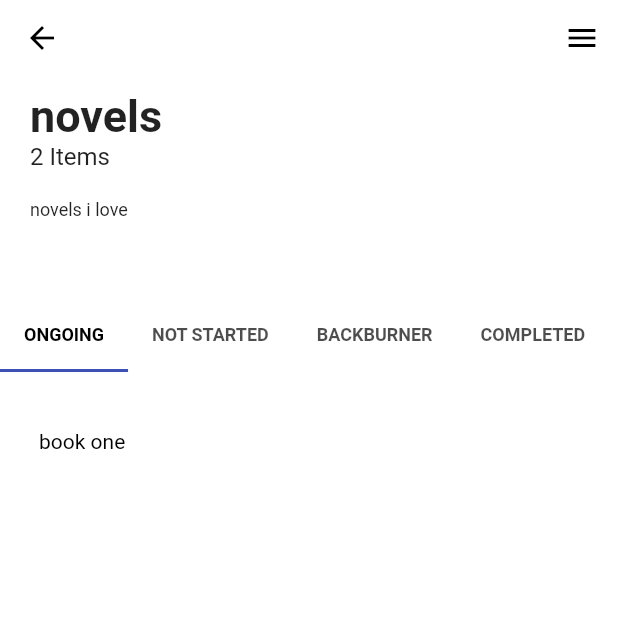
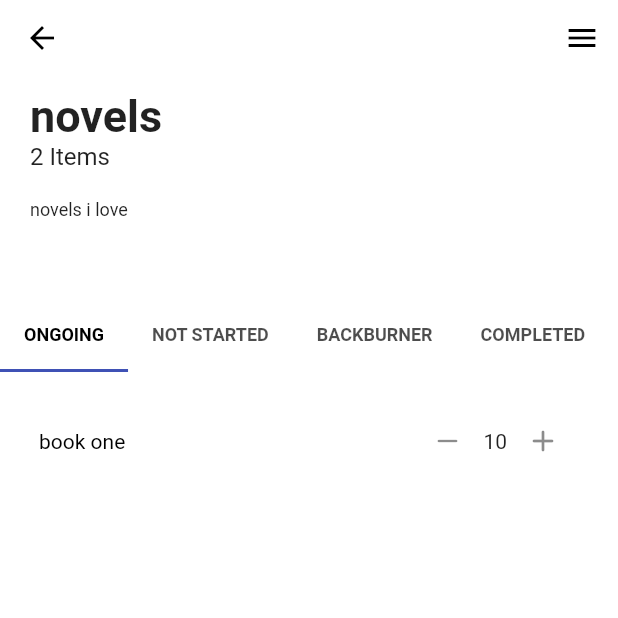
Before and after one commit to maiaij/listicle, a Flutter app: the SelectedList screen opened by its route, on a phone screen of 412 x 824 dp, the top half of it. Run offline on Flutter 3.47's test engine with Material 2 defaults, Android fonts, the phone set to English and light mode, and no system bars; our stand-ins replace cloud_firestore, firebase_auth, firebase_core; missing offline and left inert: horizontal_picker; accounts and stored records are empty.

Commit message:
basic list screen complete, basic item screen started

```diff
--- a/listicle/lib/main.dart
+++ b/listicle/lib/main.dart
@@ -9,6 +9,7 @@ import 'package:listicle/models/CustomUser.dart';
 import 'package:listicle/splash.dart';
 import 'package:listicle/screens/pages/homepage.dart';
 import 'package:listicle/screens/pages/selected_list_page.dart';
+import 'package:listicle/screens/pages/selected_item_page.dart';
 import 'package:listicle/screens/pages/new_list_dialogue.dart';
 import 'package:listicle/screens/pages/add_list_item.dart';
 import 'package:listicle/screens/pages/edit_list_title.dart';
@@ -41,6 +42,7 @@ class MyApp extends StatelessWidget {
           '/wrapper': (context) => Wrapper(),
           '/home': (context) => const Homepage(),
           '/selected_list': (context) => const SelectedList(),
+          '/selected_item': (context) => const SelectedItem(),
         },
         //initialRoute: '/home',
         onGenerateRoute: (RouteSettings settings){
--- a/listicle/lib/screens/pages/homepage.dart
+++ b/listicle/lib/screens/pages/homepage.dart
@@ -25,11 +25,11 @@ class _HomePageState extends State<Homepage> {
   @override
   void initState(){
     super.initState();
-    ListItem one = ListItem("book one", "novels", "Ongoing", 10, 7.3, false, "link", "so far so good");
+    ListItem one = ListItem("book one", "novels", "Ongoing", 10, 5.0, false, "link", "so far so good");
     ListItem two = ListItem("book two", "novels", "Not Started", 2, 0.0, false, "link", "just started");
-    ListItem three = ListItem("comic one", "comics", "Dropped", 53, 9.1, false, "link", "so far so good");
+    ListItem three = ListItem("comic one", "comics", "Dropped", 53, 3.9, false, "link", "so far so good");
     ListItem four = ListItem("comic two", "comics", "BackBurner", 27, 0.0, false, "link", "very cute");
-    ListItem five = ListItem("anime one", "anime", "Completed", 24, 8.0, false, "link", "spoopy");
+    ListItem five = ListItem("anime one", "anime", "Completed", 24, 4.0, false, "link", "spoopy");
 
     test1.add(one);
     test1.add(two);
--- a/listicle/lib/screens/pages/selected_list_page.dart
+++ b/listicle/lib/screens/pages/selected_list_page.dart
@@ -17,7 +17,6 @@ class SelectedList extends StatefulWidget {
 class _SelectedListState extends State<SelectedList> with SingleTickerProviderStateMixin{
   late TabController controller;
   List<List<ListItem>> tabs = [];
-  bool edited = false;
 
   @override
   void initState() {
@@ -27,6 +26,188 @@ class _SelectedListState extends State<SelectedList> with SingleTickerProviderSt
       vsync: this
     );
   }
+
+  //ADD DATE MODIFIED
+  Widget itemsListView(List<ListItem> tabItems){
+    return ListView.separated(
+      separatorBuilder: (BuildContext context, int index) => const Divider(),
+      itemCount: tabItems.length,
+      itemBuilder: (BuildContext context, int index){
+        return Container(
+          padding: const EdgeInsets.all(10.0),
+          child: ListTile(
+            title: Text(
+              tabItems[index].title,
+              style: const TextStyle(fontSize: 14, color: Colors.black),
+            ),
+
+            trailing: Row(
+              mainAxisSize: MainAxisSize.min,
+
+              children: <Widget>[
+                IconButton(
+                  icon: const Icon(Icons.horizontal_rule_rounded),
+                  iconSize: 20,
+                  onPressed: (){
+                    if(tabItems[index].progress > 0){
+                      setState(() {
+                        tabItems[index].progress --;
+                      });
+                    }
+                  }
+                ),
+
+                Text(
+                  '${tabItems[index].progress}'
+                ),
+
+                IconButton(
+                  icon: const Icon(Icons.add_rounded),
+                  onPressed: (){
+                    setState(() {
+                      tabItems[index].progress ++;
+                    });
+                  }
+                ),
+
+              ],
+            ),
+
+            /**
+             * to add a border to the counter
+            Container(
+              decoration: BoxDecoration(
+                border: Border.all(color: Color.fromARGB(255, 228, 228, 228)),
+                borderRadius: BorderRadius.circular(10),
+                shape: BoxShape.rectangle,
+              ),
+              child:
+            ),
+            */
+
+
+            //subtitle: Text(font 12), DATE MODIFIED
+
+            onTap: (){
+              globals.itemIndex = index;
+              globals.activeTabItems = tabItems;
+              Navigator.pushNamed(context, '/selected_item');
+            },
+          ),
+        );
+      },
+    );
+  }
+
+  final Widget _drawerHeader = SizedBox(
+    height: 60,
+    child: DrawerHeader(
+      child: const Text("Edit Options", style: TextStyle(fontSize: 14, fontWeight: FontWeight.bold, color: Colors.white),),
+      decoration: BoxDecoration(
+        color: Colors.indigo[400]
+      ),
+    )
+  );
+
+  Widget makeHeaderTop(){
+    return Container(
+      alignment: AlignmentDirectional.topStart,
+      height: 150,
+      padding: const EdgeInsets.only(left: 20, right: 20, top: 10, bottom: 10),//const EdgeInsets.all(20.0),
+      child: Text.rich(
+        TextSpan(
+
+          children: <TextSpan>[
+            TextSpan(
+              text: globals.testLists[globals.selectedIndex].title,
+              style: const TextStyle(fontSize: 30, fontWeight: FontWeight.bold)
+            ),
+
+            TextSpan(
+              text: '\n${globals.testLists[globals.selectedIndex].listLen} Items\n\n',
+              style: const TextStyle(fontSize: 16)
+            ),
+
+            TextSpan(
+              text: globals.testLists[globals.selectedIndex].description,
+              style: const TextStyle(fontSize: 12)
+            ),
+          ]
+        ),
+      ),
+    );
+  }
+
+  Widget makeCustomHeader(TabController controller){
+    return SliverPersistentHeader(
+      pinned: true,
+      delegate: CustomHeader(
+        top: makeHeaderTop(),
+        bottom: TabBar(
+          controller: controller,
+          isScrollable: true,
+          labelStyle: const TextStyle(fontSize: 12, fontWeight: FontWeight.bold),
+          labelColor: Colors.black,
+          tabs: const <Tab>[
+            Tab(text: 'ONGOING'),
+            Tab(text: 'NOT STARTED'),
+            Tab(text: 'BACKBURNER'),
+            Tab(text: 'COMPLETED'),
+            Tab(text: 'DROPPED'),
+          ]
+        )
+      ),
+    );
+  }
+
+  List<List<ListItem>> makeTabLists(List<ListItem> items){
+    List<ListItem> bitems1 = [], bitems2 = [], bitems3 = [], bitems4 = [], bitems5 = [];
+    List<List<ListItem>> result = [bitems1, bitems2, bitems3, bitems4, bitems5];
+    for(int i = 0; i < items.length; i++){
+      if(items[i].status == "Ongoing"){
+        result[0].add(items[i]);
+      }
+      else if(items[i].status == "Not Started"){
+        result[1].add(items[i]);
+      }
+      else if(items[i].status == "BackBurner"){
+        result[2].add(items[i]);
+      }
+      else if(items[i].status == "Completed"){
+        result[3].add(items[i]);
+      }
+      else if(items[i].status == "Dropped"){
+        result[4].add(items[i]);
+      }
+    }
+    return result;
+  }
+
+  Widget makeItemView(BuildContext context, TabController controller, List<List<ListItem>> tabs){
+    return SliverFillRemaining(
+      child: Container(
+        color: Colors.white,
+        height: MediaQuery.of(context).size.height,
+        child: TabBarView(
+          controller: controller,
+          children: [
+            //${globals.testLists[globals.selectedIndex].title}
+            (tabs[0].isNotEmpty)? (itemsListView(tabs[0])) : (const Center(child: Text("No ongoing items"))),
+            (tabs[1].isNotEmpty)? (itemsListView(tabs[1])) : (const Center(child: Text("No unstarted items"))),
+            (tabs[2].isNotEmpty)? (itemsListView(tabs[2])) : (const Center(child: Text("No backburner items"))),
+            (tabs[3].isNotEmpty)? (itemsListView(tabs[3])) : (const Center(child: Text("No completed items"))),
+            (tabs[4].isNotEmpty)? (itemsListView(tabs[4])) : (const Center(child: Text("No dropped items"))),
+
+            //itemsListView(tabs[1]),
+            //itemsListView(tabs[2]),
+            //itemsListView(tabs[3]),
+            //itemsListView(tabs[4]),
+          ]
+        ),
+      ),
+    );
+  }
+
 
   @override
   Widget build(BuildContext context) {
@@ -49,6 +230,8 @@ class _SelectedListState extends State<SelectedList> with SingleTickerProviderSt
 
               const Divider(
                 thickness: 2,
+                indent: 15,
+                endIndent: 15,
               ),
 
               ListTile(
@@ -157,141 +340,6 @@ class _SelectedListState extends State<SelectedList> with SingleTickerProviderSt
 }
 
 
-Widget _drawerHeader = SizedBox(
-  height: 60,
-  child: DrawerHeader(
-    child: const Text("Edit Options", style: TextStyle(fontSize: 14, fontWeight: FontWeight.bold, color: Colors.white),),
-    decoration: BoxDecoration(
-      color: Colors.indigo[400]
-    ),
-  )
-);
-
-Widget makeHeaderTop(){
-  return Container(
-    alignment: AlignmentDirectional.topStart,
-    height: 150,
-    padding: const EdgeInsets.only(left: 20, right: 20, top: 10, bottom: 10),//const EdgeInsets.all(20.0),
-    child: Text.rich(
-      TextSpan(
-
-        children: <TextSpan>[
-          TextSpan(
-            text: globals.testLists[globals.selectedIndex].title,
-            style: const TextStyle(fontSize: 30, fontWeight: FontWeight.bold)
-          ),
-
-          TextSpan(
-            text: '\n${globals.testLists[globals.selectedIndex].listLen} Items\n\n',
-            style: const TextStyle(fontSize: 16)
-          ),
-
-          TextSpan(
-            text: globals.testLists[globals.selectedIndex].description,
-            style: const TextStyle(fontSize: 12)
-          ),
-        ]
-      ),
-    ),
-  );
-}
-
-Widget makeCustomHeader(TabController controller){
-  return SliverPersistentHeader(
-    pinned: true,
-    delegate: CustomHeader(
-      top: makeHeaderTop(),
-      bottom: TabBar(
-        controller: controller,
-        isScrollable: true,
-        labelStyle: const TextStyle(fontSize: 12, fontWeight: FontWeight.bold),
-        labelColor: Colors.black,
-        tabs: const <Tab>[
-          Tab(text: 'ONGOING'),
-          Tab(text: 'NOT STARTED'),
-          Tab(text: 'BACKBURNER'),
-          Tab(text: 'COMPLETED'),
-          Tab(text: 'DROPPED'),
-        ]
-      )
-    ),
-  );
-}
-
-List<List<ListItem>> makeTabLists(List<ListItem> items){
-  List<ListItem> bitems1 = [], bitems2 = [], bitems3 = [], bitems4 = [], bitems5 = [];
-  List<List<ListItem>> result = [bitems1, bitems2, bitems3, bitems4, bitems5];
-  for(int i = 0; i < items.length; i++){
-    if(items[i].status == "Ongoing"){
-      result[0].add(items[i]);
-    }
-    else if(items[i].status == "Not Started"){
-      result[1].add(items[i]);
-    }
-    else if(items[i].status == "BackBurner"){
-      result[2].add(items[i]);
-    }
-    else if(items[i].status == "Completed"){
-      result[3].add(items[i]);
-    }
-    else if(items[i].status == "Dropped"){
-      result[4].add(items[i]);
-    }
-  }
-  return result;
-}
-
-//ADD DATE MODIFIED
-Widget itemsListView(List<ListItem> tabItems){
-  return ListView.separated(
-    separatorBuilder: (BuildContext context, int index) => const Divider(),
-    itemCount: tabItems.length,
-    itemBuilder: (BuildContext context, int index){
-      return Container(
-        padding: const EdgeInsets.all(10.0),
-        child: ListTile(
-          title: Text(
-            tabItems[index].title,
-            style: const TextStyle(fontSize: 14, color: Colors.black),
-          ),
-
-          //subtitle: Text(font 12), DATE MODIFIED
-
-          onTap: (){
-            globals.itemIndex = index;
-            globals.activeTabItems = tabItems;
-            //Navigator.pushNamed(context, '/selected_list');
-          },
-        ),
-      );
-    },
-  );
-}
-
-Widget makeItemView(BuildContext context, TabController controller, List<List<ListItem>> tabs){
-  return SliverFillRemaining(
-    child: Container(
-      color: Colors.white,
-      height: MediaQuery.of(context).size.height,
-      child: TabBarView(
-        controller: controller,
-        children: [
-          //${globals.testLists[globals.selectedIndex].title}
-          (tabs[0].isNotEmpty)? (itemsListView(tabs[0])) : (const Center(child: Text("No ongoing items"))),
-          (tabs[1].isNotEmpty)? (itemsListView(tabs[1])) : (const Center(child: Text("No unstarted items"))),
-          (tabs[2].isNotEmpty)? (itemsListView(tabs[2])) : (const Center(child: Text("No backburner items"))),
-          (tabs[3].isNotEmpty)? (itemsListView(tabs[3])) : (const Center(child: Text("No completed items"))),
-          (tabs[4].isNotEmpty)? (itemsListView(tabs[4])) : (const Center(child: Text("No dropped items"))),
-
-          //itemsListView(tabs[1]),
-          //itemsListView(tabs[2]),
-          //itemsListView(tabs[3]),
-          //itemsListView(tabs[4]),
-        ]
-      ),
-    ),
-  );
-}
 
 class CustomHeader extends SliverPersistentHeaderDelegate {
   final TabBar bottom;
```
Also changed, not shown: listicle/lib/screens/pages/selected_item_page.dart (added, +157 -0 lines).
